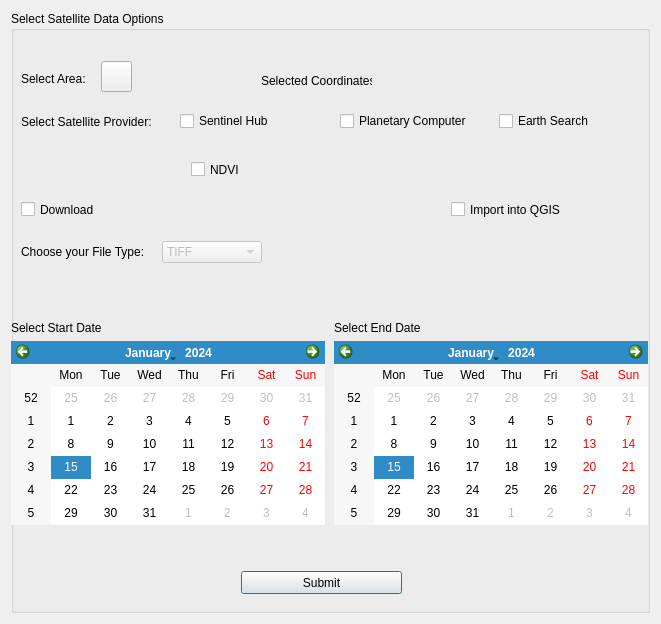
Above: sathub_ai_dialog_base.ui from theokretz/SatHubAI before the change. Below: the same form after it.
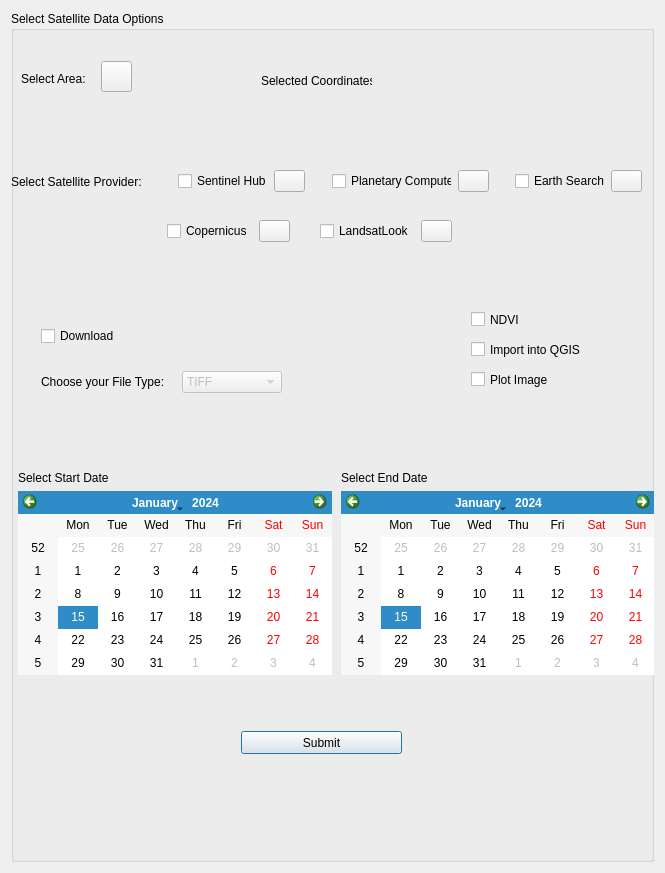
That is the form after the change. Icons and pictures are not drawn. Custom widgets are drawn as their Qt base class.

Commit message: v3 changed plugin interface and added a new options dialog window

What changed in the file:
```diff
--- a/sathub_ai_dialog_base.ui
+++ b/sathub_ai_dialog_base.ui
@@ -6,8 +6,8 @@
    <rect>
     <x>0</x>
     <y>0</y>
-    <width>661</width>
-    <height>624</height>
+    <width>665</width>
+    <height>873</height>
    </rect>
   </property>
   <property name="windowTitle">
@@ -23,7 +23,7 @@
       <property name="geometry">
        <rect>
         <x>230</x>
-        <y>560</y>
+        <y>720</y>
         <width>161</width>
         <height>23</height>
        </rect>
@@ -32,22 +32,6 @@
        <string>Submit</string>
       </property>
      </widget>
-     <widget class="QCheckBox" name="cbDownload">
-      <property name="geometry">
-       <rect>
-        <x>10</x>
-        <y>190</y>
-        <width>101</width>
-        <height>17</height>
-       </rect>
-      </property>
-      <property name="text">
-       <string>Download</string>
-      </property>
-      <property name="checked">
-       <bool>false</bool>
-      </property>
-     </widget>
      <widget class="QLabel" name="label_4">
       <property name="geometry">
        <rect>
@@ -87,8 +71,8 @@
      <widget class="QWidget" name="layoutWidget">
       <property name="geometry">
        <rect>
-        <x>10</x>
-        <y>230</y>
+        <x>30</x>
+        <y>360</y>
         <width>241</width>
         <height>22</height>
        </rect>
@@ -189,8 +173,8 @@
      <widget class="QWidget" name="horizontalLayoutWidget">
       <property name="geometry">
        <rect>
-        <x>10</x>
-        <y>90</y>
+        <x>0</x>
+        <y>150</y>
         <width>631</width>
         <height>41</height>
        </rect>
@@ -203,15 +187,70 @@
          </property>
         </widget>
        </item>
+       <item>
+        <spacer name="horizontalSpacer_5">
+         <property name="orientation">
+          <enum>Qt::Horizontal</enum>
+         </property>
+         <property name="sizeHint" stdset="0">
+          <size>
+           <width>40</width>
+           <height>20</height>
+          </size>
+         </property>
+        </spacer>
+       </item>
        <item>
         <widget class="QCheckBox" name="cbSentinelHub">
+         <property name="maximumSize">
+          <size>
+           <width>90</width>
+           <height>16777215</height>
+          </size>
+         </property>
          <property name="text">
           <string>Sentinel Hub</string>
          </property>
         </widget>
        </item>
+       <item>
+        <widget class="QPushButton" name="pb_options_sh">
+         <property name="maximumSize">
+          <size>
+           <width>31</width>
+           <height>16777215</height>
+          </size>
+         </property>
+         <property name="text">
+          <string/>
+         </property>
+         <property name="icon">
+          <iconset resource="resources.qrc">
+           <normaloff>:/icons/icons/sliders-solid.svg</normaloff>:/icons/icons/sliders-solid.svg</iconset>
+         </property>
+        </widget>
+       </item>
+       <item>
+        <spacer name="horizontalSpacer_3">
+         <property name="orientation">
+          <enum>Qt::Horizontal</enum>
+         </property>
+         <property name="sizeHint" stdset="0">
+          <size>
+           <width>30</width>
+           <height>20</height>
+          </size>
+         </property>
+        </spacer>
+       </item>
        <item>
         <widget class="QCheckBox" name="cbPlanetaryComputer">
+         <property name="maximumSize">
+          <size>
+           <width>120</width>
+           <height>16777215</height>
+          </size>
+         </property>
          <property name="text">
           <string>Planetary Computer</string>
          </property>
@@ -220,20 +259,82 @@
          </property>
         </widget>
        </item>
+       <item>
+        <widget class="QPushButton" name="pushButton_2">
+         <property name="enabled">
+          <bool>true</bool>
+         </property>
+         <property name="sizePolicy">
+          <sizepolicy hsizetype="Preferred" vsizetype="Fixed">
+           <horstretch>0</horstretch>
+           <verstretch>0</verstretch>
+          </sizepolicy>
+         </property>
+         <property name="maximumSize">
+          <size>
+           <width>31</width>
+           <height>16777215</height>
+          </size>
+         </property>
+         <property name="text">
+          <string/>
+         </property>
+         <property name="icon">
+          <iconset resource="resources.qrc">
+           <normaloff>:/icons/icons/sliders-solid.svg</normaloff>:/icons/icons/sliders-solid.svg</iconset>
+         </property>
+        </widget>
+       </item>
+       <item>
+        <spacer name="horizontalSpacer_4">
+         <property name="orientation">
+          <enum>Qt::Horizontal</enum>
+         </property>
+         <property name="sizeHint" stdset="0">
+          <size>
+           <width>30</width>
+           <height>20</height>
+          </size>
+         </property>
+        </spacer>
+       </item>
        <item>
         <widget class="QCheckBox" name="cbEarthSearch">
+         <property name="maximumSize">
+          <size>
+           <width>90</width>
+           <height>16777215</height>
+          </size>
+         </property>
          <property name="text">
           <string>Earth Search</string>
          </property>
         </widget>
        </item>
+       <item>
+        <widget class="QPushButton" name="pushButton_4">
+         <property name="maximumSize">
+          <size>
+           <width>31</width>
+           <height>16777215</height>
+          </size>
+         </property>
+         <property name="text">
+          <string/>
+         </property>
+         <property name="icon">
+          <iconset resource="resources.qrc">
+           <normaloff>:/icons/icons/sliders-solid.svg</normaloff>:/icons/icons/sliders-solid.svg</iconset>
+         </property>
+        </widget>
+       </item>
       </layout>
      </widget>
      <widget class="QWidget" name="verticalLayoutWidget">
       <property name="geometry">
        <rect>
-        <x>323</x>
-        <y>310</y>
+        <x>330</x>
+        <y>460</y>
         <width>314</width>
         <height>204</height>
        </rect>
@@ -254,8 +355,8 @@
      <widget class="QWidget" name="verticalLayoutWidget_2">
       <property name="geometry">
        <rect>
-        <x>0</x>
-        <y>310</y>
+        <x>7</x>
+        <y>460</y>
         <width>314</width>
         <height>204</height>
        </rect>
@@ -273,30 +374,11 @@
        </item>
       </layout>
      </widget>
-     <widget class="QgsFileWidget" name="fwGetDirectory">
-      <property name="enabled">
-       <bool>false</bool>
-      </property>
-      <property name="geometry">
-       <rect>
-        <x>120</x>
-        <y>190</y>
-        <width>211</width>
-        <height>27</height>
-       </rect>
-      </property>
-      <property name="dialogTitle">
-       <string>Select Directory</string>
-      </property>
-      <property name="storageMode">
-       <enum>QgsFileWidget::GetDirectory</enum>
-      </property>
-     </widget>
      <widget class="QCheckBox" name="cb_import">
       <property name="geometry">
        <rect>
-        <x>440</x>
-        <y>190</y>
+        <x>460</x>
+        <y>330</y>
         <width>111</width>
         <height>17</height>
        </rect>
@@ -308,8 +390,8 @@
      <widget class="QCheckBox" name="cb_ndvi">
       <property name="geometry">
        <rect>
-        <x>180</x>
-        <y>150</y>
+        <x>460</x>
+        <y>300</y>
         <width>70</width>
         <height>17</height>
        </rect>
@@ -318,6 +400,153 @@
        <string>NDVI</string>
       </property>
      </widget>
+     <widget class="QWidget" name="horizontalLayoutWidget_2">
+      <property name="geometry">
+       <rect>
+        <x>140</x>
+        <y>200</y>
+        <width>301</width>
+        <height>41</height>
+       </rect>
+      </property>
+      <layout class="QHBoxLayout" name="horizontalLayout_3">
+       <item>
+        <spacer name="horizontalSpacer_8">
+         <property name="orientation">
+          <enum>Qt::Horizontal</enum>
+         </property>
+         <property name="sizeHint" stdset="0">
+          <size>
+           <width>32</width>
+           <height>20</height>
+          </size>
+         </property>
+        </spacer>
+       </item>
+       <item>
+        <widget class="QCheckBox" name="cbCopernicus">
+         <property name="text">
+          <string>Copernicus</string>
+         </property>
+        </widget>
+       </item>
+       <item>
+        <widget class="QPushButton" name="pushButton_3">
+         <property name="maximumSize">
+          <size>
+           <width>31</width>
+           <height>16777215</height>
+          </size>
+         </property>
+         <property name="text">
+          <string/>
+         </property>
+         <property name="icon">
+          <iconset resource="resources.qrc">
+           <normaloff>:/icons/icons/sliders-solid.svg</normaloff>:/icons/icons/sliders-solid.svg</iconset>
+         </property>
+        </widget>
+       </item>
+       <item>
+        <spacer name="horizontalSpacer_7">
+         <property name="orientation">
+          <enum>Qt::Horizontal</enum>
+         </property>
+         <property name="sizeHint" stdset="0">
+          <size>
+           <width>40</width>
+           <height>20</height>
+          </size>
+         </property>
+        </spacer>
+       </item>
+       <item>
+        <widget class="QCheckBox" name="cbLandsatLook">
+         <property name="text">
+          <string>LandsatLook</string>
+         </property>
+        </widget>
+       </item>
+       <item>
+        <widget class="QPushButton" name="pushButton_5">
+         <property name="maximumSize">
+          <size>
+           <width>31</width>
+           <height>16777215</height>
+          </size>
+         </property>
+         <property name="text">
+          <string/>
+         </property>
+         <property name="icon">
+          <iconset resource="resources.qrc">
+           <normaloff>:/icons/icons/sliders-solid.svg</normaloff>:/icons/icons/sliders-solid.svg</iconset>
+         </property>
+        </widget>
+       </item>
+      </layout>
+     </widget>
+     <widget class="QWidget" name="horizontalLayoutWidget_3">
+      <property name="geometry">
+       <rect>
+        <x>30</x>
+        <y>300</y>
+        <width>241</width>
+        <height>51</height>
+       </rect>
+      </property>
+      <layout class="QHBoxLayout" name="horizontalLayout_4">
+       <item>
+        <widget class="QCheckBox" name="cbDownload">
+         <property name="text">
+          <string>Download</string>
+         </property>
+         <property name="checked">
+          <bool>false</bool>
+         </property>
+        </widget>
+       </item>
+       <item>
+        <spacer name="horizontalSpacer_6">
+         <property name="orientation">
+          <enum>Qt::Horizontal</enum>
+         </property>
+         <property name="sizeHint" stdset="0">
+          <size>
+           <width>40</width>
+           <height>20</height>
+          </size>
+         </property>
+        </spacer>
+       </item>
+       <item>
+        <widget class="QgsFileWidget" name="fwGetDirectory">
+         <property name="enabled">
+          <bool>false</bool>
+         </property>
+         <property name="dialogTitle">
+          <string>Select Directory</string>
+         </property>
+         <property name="storageMode">
+          <enum>QgsFileWidget::GetDirectory</enum>
+         </property>
+        </widget>
+       </item>
+      </layout>
+     </widget>
+     <widget class="QCheckBox" name="cb_plot_image">
+      <property name="geometry">
+       <rect>
+        <x>460</x>
+        <y>360</y>
+        <width>81</width>
+        <height>17</height>
+       </rect>
+      </property>
+      <property name="text">
+       <string>Plot Image</string>
+      </property>
+     </widget>
     </widget>
    </item>
   </layout>
```
Left out of the diff: 4 changed lines with no effect on the pictures. The commit also changes 7 other files.
